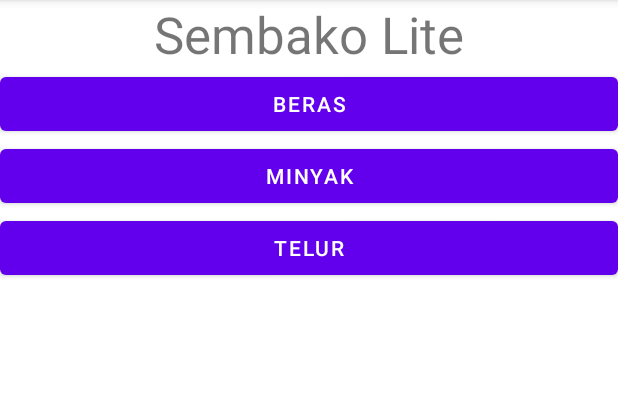
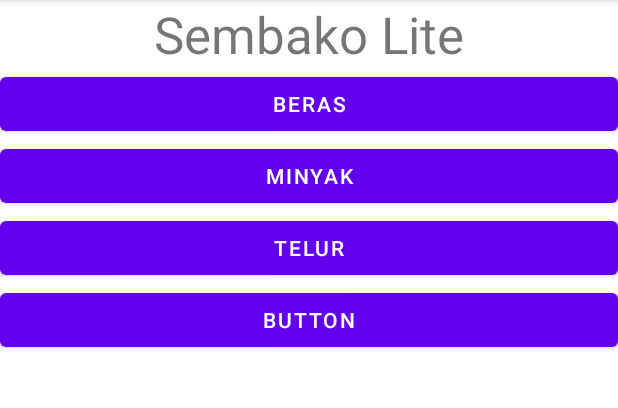
Before and after one commit to dhevz/SembakoBulanan, an Android app: the MainMenu screen opened directly, with no data from a screen before it, on a phone screen of 412 x 824 dp, the part 84-492 px from its top. Run offline under Robolectric (Android 15) with nearby library versions, the phone set to English and light mode, and no system bars.

Commit message:
Update activity_main_menu.xml

```diff
--- a/app/src/main/res/layout/activity_main_menu.xml
+++ b/app/src/main/res/layout/activity_main_menu.xml
@@ -36,5 +36,11 @@
             android:layout_height="wrap_content"
             android:text="TELUR" />
 
+        <Button
+            android:id="@+id/button10"
+            android:layout_width="match_parent"
+            android:layout_height="wrap_content"
+            android:text="Button" />
+
     </LinearLayout>
 </androidx.constraintlayout.widget.ConstraintLayout>
```
